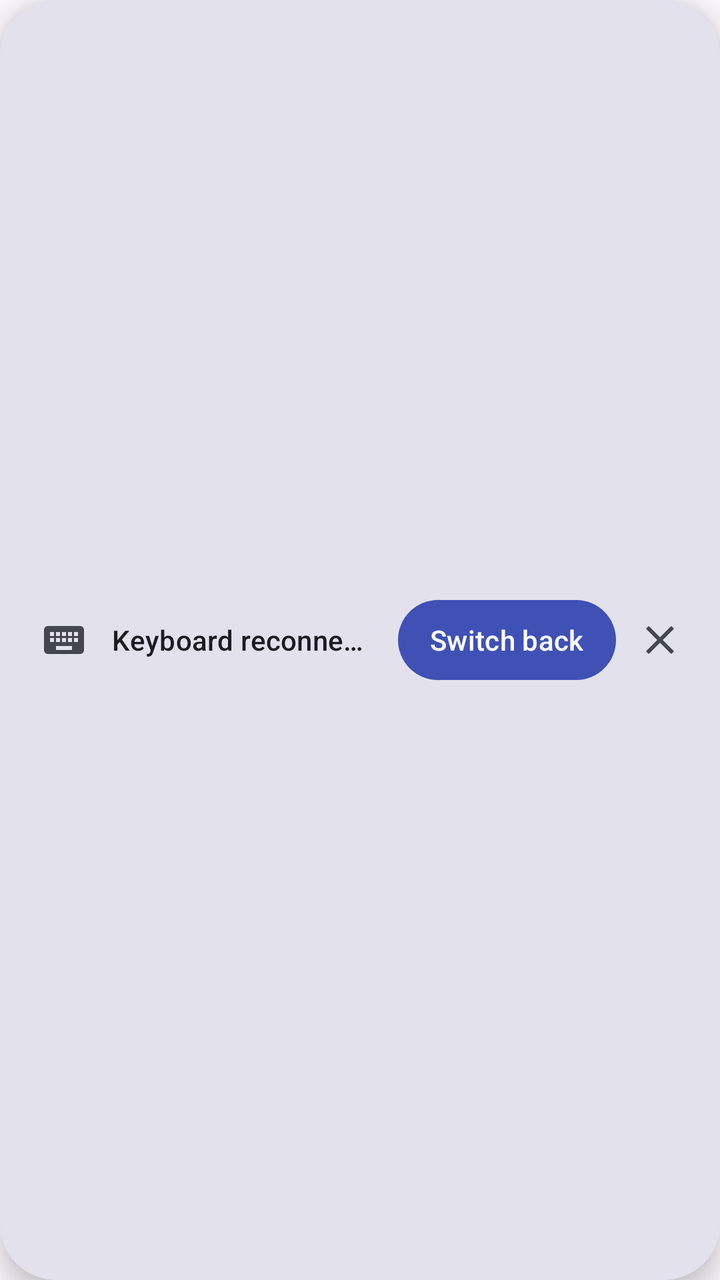
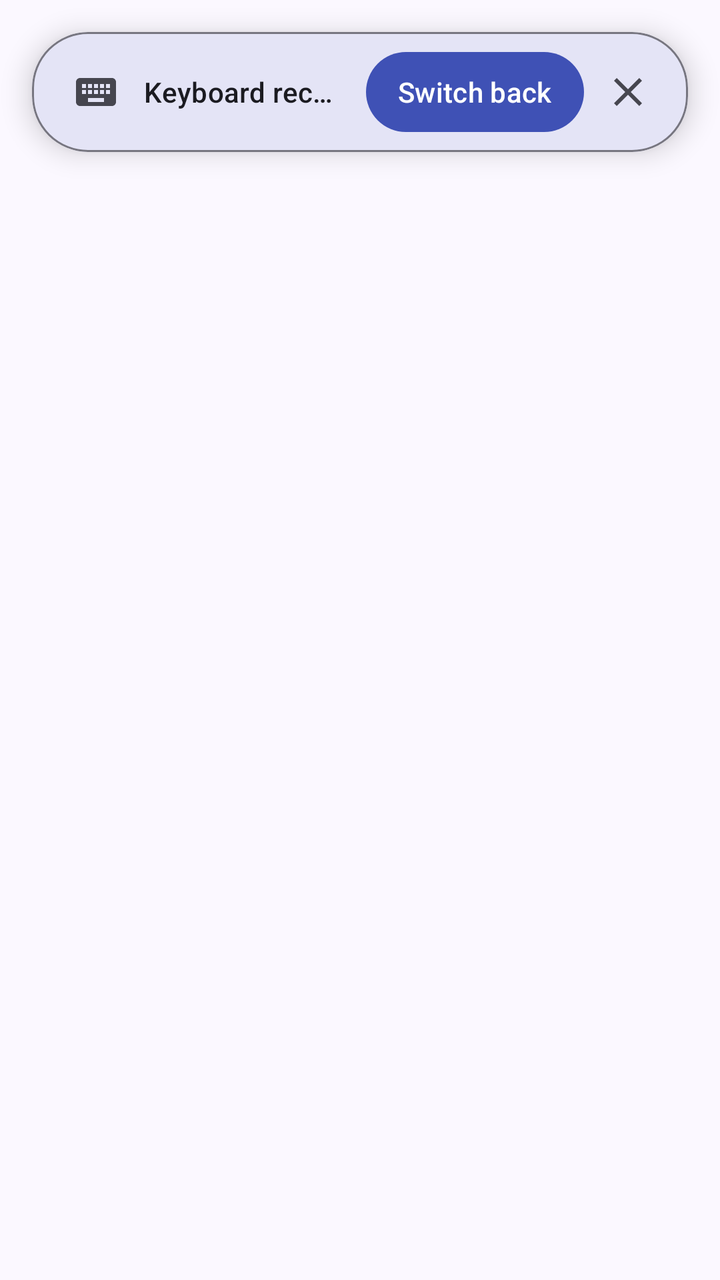

Screens rendered from an Android XML layout before and after an edit, with the pre-edit source and the edit as a unified diff.
<!-- AndroidManifest.xml: application theme Theme.AltShift -->
<!-- res/layout/view_keyboard_prompt.xml -->
<?xml version="1.0" encoding="utf-8"?>
<LinearLayout xmlns:android="http://schemas.android.com/apk/res/android"
    xmlns:app="http://schemas.android.com/apk/res-auto"
    android:layout_width="wrap_content"
    android:layout_height="wrap_content"
    android:minWidth="@dimen/prompt_min_width"
    android:background="@drawable/bg_prompt_pill"
    android:elevation="8dp"
    android:gravity="center_vertical"
    android:orientation="horizontal"
    android:paddingStart="20dp"
    android:paddingTop="10dp"
    android:paddingEnd="12dp"
    android:paddingBottom="10dp">

    <ImageView
        android:id="@+id/promptIcon"
        android:layout_width="24dp"
        android:layout_height="24dp"
        android:importantForAccessibility="no"
        android:src="@drawable/ic_notification_keyboard"
        app:tint="?attr/colorOnSurfaceVariant" />

    <TextView
        android:id="@+id/promptText"
        android:layout_width="0dp"
        android:layout_height="wrap_content"
        android:layout_marginStart="12dp"
        android:layout_weight="1"
        android:ellipsize="end"
        android:maxLines="1"
        android:text="@string/prompt_keyboard_reconnected"
        android:textAppearance="?attr/textAppearanceTitleSmall"
        android:textColor="?attr/colorOnSurface" />

    <TextView
        android:id="@+id/promptAction"
        android:layout_width="wrap_content"
        android:layout_height="wrap_content"
        android:layout_marginStart="12dp"
        android:background="@drawable/bg_prompt_action"
        android:clickable="true"
        android:focusable="true"
        android:gravity="center"
        android:minHeight="40dp"
        android:paddingStart="16dp"
        android:paddingEnd="16dp"
        android:text="@string/notification_switch_back"
        android:textAppearance="?attr/textAppearanceLabelLarge"
        android:textColor="?attr/colorOnPrimary" />

    <ImageButton
        android:id="@+id/promptClose"
        android:layout_width="36dp"
        android:layout_height="36dp"
        android:layout_marginStart="4dp"
        android:background="?attr/selectableItemBackgroundBorderless"
        android:contentDescription="@string/prompt_dismiss"
        android:padding="8dp"
        android:src="@drawable/ic_close"
        app:tint="?attr/colorOnSurfaceVariant" />

</LinearLayout>
<!-- resources referenced by this layout -->
<resources>
  <dimen name="prompt_min_width">0dp</dimen>
  <!-- drawable bg_prompt_action (drawable) -->
  <?xml version="1.0" encoding="utf-8"?>
  <ripple xmlns:android="http://schemas.android.com/apk/res/android"
      android:color="?attr/colorControlHighlight">
      <item>
          <shape android:shape="rectangle">
              <solid android:color="?attr/colorPrimary" />
              <corners android:radius="20dp" />
          </shape>
      </item>
  </ripple>
  <!-- drawable bg_prompt_pill (drawable) -->
  <?xml version="1.0" encoding="utf-8"?>
  <shape xmlns:android="http://schemas.android.com/apk/res/android"
      android:shape="rectangle">
      <solid android:color="?attr/colorSurfaceVariant" />
      <corners android:radius="28dp" />
  </shape>
  <!-- drawable ic_close (drawable) -->
  <?xml version="1.0" encoding="utf-8"?>
  <vector xmlns:android="http://schemas.android.com/apk/res/android"
      android:width="24dp"
      android:height="24dp"
      android:viewportWidth="24"
      android:viewportHeight="24">
      <path
          android:fillColor="@android:color/white"
          android:pathData="M19,6.41L17.59,5 12,10.59 6.41,5 5,6.41 10.59,12 5,17.59 6.41,19 12,13.41 17.59,19 19,17.59 13.41,12z" />
  </vector>
  <!-- drawable ic_notification_keyboard (drawable) -->
  <?xml version="1.0" encoding="utf-8"?>
  <vector xmlns:android="http://schemas.android.com/apk/res/android"
      android:width="24dp"
      android:height="24dp"
      android:viewportWidth="24"
      android:viewportHeight="24">
      <path
          android:fillColor="@android:color/white"
          android:pathData="M20,5H4C2.9,5 2,5.9 2,7v10c0,1.1 0.9,2 2,2h16c1.1,0 2,-0.9 2,-2V7c0,-1.1 -0.9,-2 -2,-2zM11,8h2v2h-2V8zM11,11h2v2h-2v-2zM8,8h2v2H8V8zM8,11h2v2H8v-2zM7,13H5v-2h2v2zM7,10H5V8h2v2zM16,17H8v-2h8v2zM16,13h-2v-2h2v2zM16,10h-2V8h2v2zM19,13h-2v-2h2v2zM19,10h-2V8h2v2z" />
  </vector>
  <string name="notification_switch_back">Switch back</string>
  <string name="prompt_dismiss">Dismiss</string>
  <string name="prompt_keyboard_reconnected">Keyboard reconnected</string>
  <color name="brand_primary">#3F51B5</color>
  <color name="brand_on_primary">#FFFFFF</color>
  <color name="brand_primary_container">#DEE0FF</color>
  <color name="brand_on_primary_container">#00105C</color>
  <color name="brand_secondary">#5B5D72</color>
  <color name="brand_on_secondary">#FFFFFF</color>
  <color name="brand_secondary_container">#E0E1F9</color>
  <color name="brand_on_secondary_container">#181A2C</color>
  <color name="brand_surface">#FBF8FF</color>
  <color name="brand_on_surface">#1B1B21</color>
  <color name="brand_surface_variant">#E3E1EC</color>
  <color name="brand_on_surface_variant">#46464F</color>
  <color name="brand_outline">#777680</color>
  <color name="brand_error">#BA1A1A</color>
  <color name="brand_on_error">#FFFFFF</color>
  <!-- unchanged entries left out for length: 1 -->
</resources>

<!-- the commit's change to res/layout/view_keyboard_prompt.xml (unified diff, before → after) -->
@@ -1,63 +1,83 @@
 <?xml version="1.0" encoding="utf-8"?>
-<LinearLayout xmlns:android="http://schemas.android.com/apk/res/android"
+<FrameLayout xmlns:android="http://schemas.android.com/apk/res/android"
     xmlns:app="http://schemas.android.com/apk/res-auto"
     android:layout_width="wrap_content"
     android:layout_height="wrap_content"
-    android:minWidth="@dimen/prompt_min_width"
-    android:background="@drawable/bg_prompt_pill"
-    android:elevation="8dp"
-    android:gravity="center_vertical"
-    android:orientation="horizontal"
-    android:paddingStart="20dp"
-    android:paddingTop="10dp"
-    android:paddingEnd="12dp"
-    android:paddingBottom="10dp">
+    android:background="@android:color/transparent"
+    android:clipChildren="false"
+    android:clipToPadding="false"
+    android:padding="16dp">
 
-    <ImageView
-        android:id="@+id/promptIcon"
-        android:layout_width="24dp"
-        android:layout_height="24dp"
-        android:importantForAccessibility="no"
-        android:src="@drawable/ic_notification_keyboard"
-        app:tint="?attr/colorOnSurfaceVariant" />
-
-    <TextView
-        android:id="@+id/promptText"
-        android:layout_width="0dp"
-        android:layout_height="wrap_content"
-        android:layout_marginStart="12dp"
-        android:layout_weight="1"
-        android:ellipsize="end"
-        android:maxLines="1"
-        android:text="@string/prompt_keyboard_reconnected"
-        android:textAppearance="?attr/textAppearanceTitleSmall"
-        android:textColor="?attr/colorOnSurface" />
-
-    <TextView
-        android:id="@+id/promptAction"
+    <com.google.android.material.card.MaterialCardView
+        android:id="@+id/promptCard"
         android:layout_width="wrap_content"
         android:layout_height="wrap_content"
-        android:layout_marginStart="12dp"
-        android:background="@drawable/bg_prompt_action"
-        android:clickable="true"
-        android:focusable="true"
-        android:gravity="center"
-        android:minHeight="40dp"
-        android:paddingStart="16dp"
-        android:paddingEnd="16dp"
-        android:text="@string/notification_switch_back"
-        android:textAppearance="?attr/textAppearanceLabelLarge"
-        android:textColor="?attr/colorOnPrimary" />
+        android:minWidth="@dimen/prompt_min_width"
+        app:cardBackgroundColor="?attr/colorSurface"
+        app:cardCornerRadius="28dp"
+        app:cardElevation="8dp"
+        app:strokeColor="?attr/colorOutline"
+        app:strokeWidth="1dp">
 
-    <ImageButton
-        android:id="@+id/promptClose"
-        android:layout_width="36dp"
-        android:layout_height="36dp"
-        android:layout_marginStart="4dp"
-        android:background="?attr/selectableItemBackgroundBorderless"
-        android:contentDescription="@string/prompt_dismiss"
-        android:padding="8dp"
-        android:src="@drawable/ic_close"
-        app:tint="?attr/colorOnSurfaceVariant" />
+        <LinearLayout
+            android:layout_width="match_parent"
+            android:layout_height="wrap_content"
+            android:gravity="center_vertical"
+            android:orientation="horizontal"
+            android:paddingStart="20dp"
+            android:paddingTop="10dp"
+            android:paddingEnd="12dp"
+            android:paddingBottom="10dp">
 
-</LinearLayout>
+            <ImageView
+                android:id="@+id/promptIcon"
+                android:layout_width="24dp"
+                android:layout_height="24dp"
+                android:importantForAccessibility="no"
+                android:src="@drawable/ic_notification_keyboard"
+                app:tint="?attr/colorOnSurfaceVariant" />
+
+            <TextView
+                android:id="@+id/promptText"
+                android:layout_width="0dp"
+                android:layout_height="wrap_content"
+                android:layout_marginStart="12dp"
+                android:layout_weight="1"
+                android:ellipsize="end"
+                android:maxLines="1"
+                android:text="@string/prompt_keyboard_reconnected"
+                android:textAppearance="?attr/textAppearanceTitleSmall"
+                android:textColor="?attr/colorOnSurface" />
+
+            <TextView
+                android:id="@+id/promptAction"
+                android:layout_width="wrap_content"
+                android:layout_height="wrap_content"
+                android:layout_marginStart="12dp"
+                android:background="@drawable/bg_prompt_action"
+                android:clickable="true"
+                android:focusable="true"
+                android:gravity="center"
+                android:minHeight="40dp"
+                android:paddingStart="16dp"
+                android:paddingEnd="16dp"
+                android:text="@string/notification_switch_back"
+                android:textAppearance="?attr/textAppearanceLabelLarge"
+                android:textColor="?attr/colorOnPrimary" />
+
+            <ImageButton
+                android:id="@+id/promptClose"
+                android:layout_width="36dp"
+                android:layout_height="36dp"
+                android:layout_marginStart="4dp"
+                android:background="?attr/selectableItemBackgroundBorderless"
+                android:contentDescription="@string/prompt_dismiss"
+                android:padding="8dp"
+                android:src="@drawable/ic_close"
+                app:tint="?attr/colorOnSurfaceVariant" />
+
+        </LinearLayout>
+
+    </com.google.android.material.card.MaterialCardView>
+
+</FrameLayout>
<!-- resource entries referenced after the edit -->
@@ -12,13 +12,6 @@
           </shape>
       </item>
   </ripple>
-  <!-- drawable bg_prompt_pill (drawable) -->
-  <?xml version="1.0" encoding="utf-8"?>
-  <shape xmlns:android="http://schemas.android.com/apk/res/android"
-      android:shape="rectangle">
-      <solid android:color="?attr/colorSurfaceVariant" />
-      <corners android:radius="28dp" />
-  </shape>
   <!-- drawable ic_close (drawable) -->
   <?xml version="1.0" encoding="utf-8"?>
   <vector xmlns:android="http://schemas.android.com/apk/res/android"
